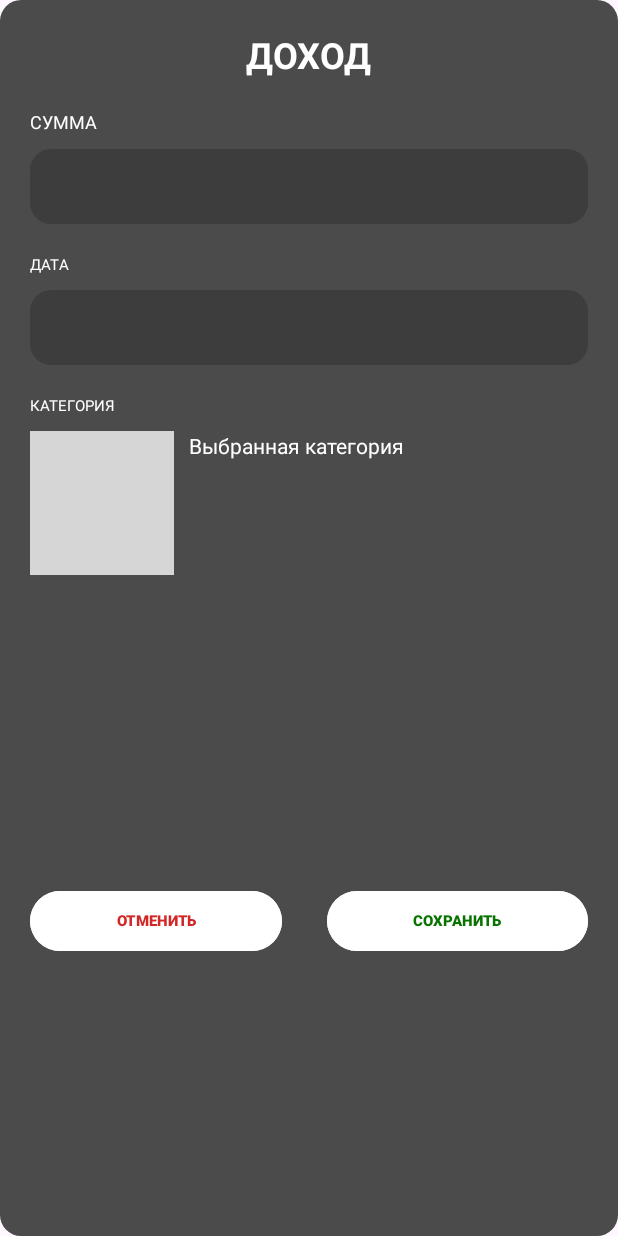
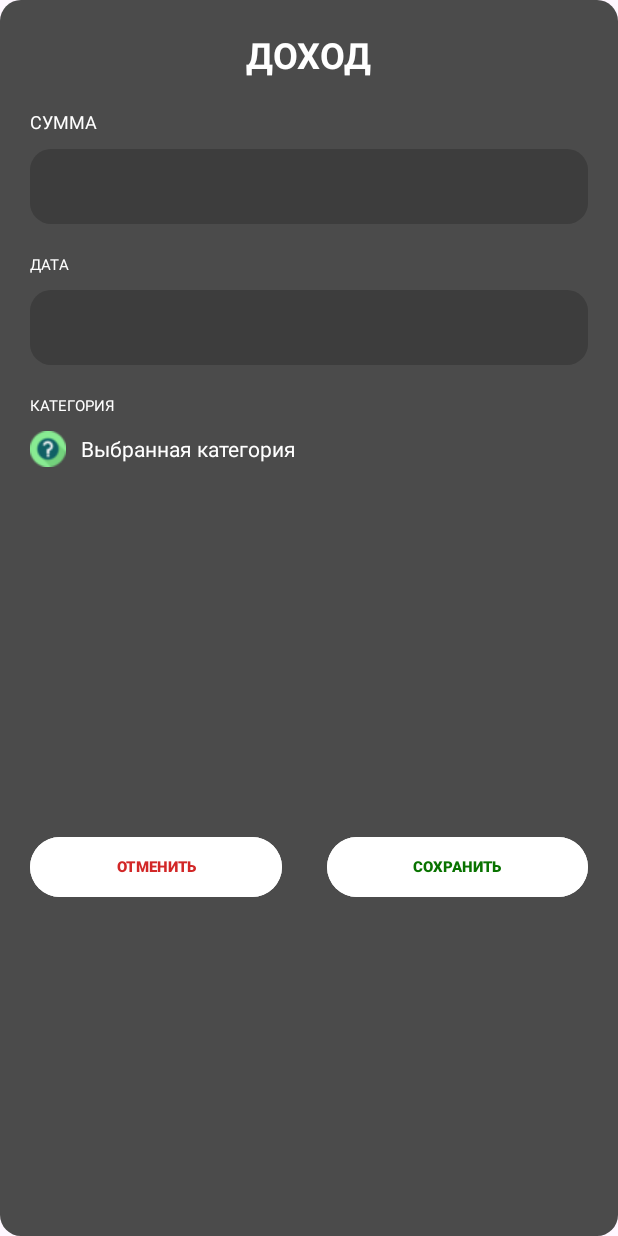
Before and after one commit to ne0masha/finsaver_app, an Android app: the layout fragment_transaction.xml on its own in the app's theme, with its tools: preview values and no code run, on a phone screen of 412 x 824 dp. Run offline under Robolectric (Android 15) with nearby library versions, the phone set to English and light mode, and no system bars; grey boxes are pictures that could not be loaded.

Commit message:
Add category field in transaction fragment

```diff
--- a/app/src/main/res/layout/fragment_transaction.xml
+++ b/app/src/main/res/layout/fragment_transaction.xml
@@ -127,18 +127,22 @@
 
         <!--Контейнер для кнопки категории (иконка+текст)-->
         <LinearLayout
+            android:id="@+id/CategoryButton"
             android:layout_width="wrap_content"
             android:layout_height="wrap_content"
-            android:layout_marginTop="10dp">
+            android:layout_marginTop="10dp"
+            android:gravity="center_vertical">
 
+            <!--Иконка-->
             <ImageView
                 android:id="@+id/iconCategory"
                 android:layout_width="wrap_content"
                 android:layout_height="wrap_content"
                 android:layout_marginEnd="10dp"
-                android:src="@drawable/your_image"
-                android:clickable="true"
-                android:background="@drawable/image_button_selector" />
+                app:srcCompat="@drawable/question_mark"
+
+                android:scaleType="centerCrop"
+                android:layout_gravity="left"/>
 
 
             <TextView
```
Also changed, not shown: app/src/main/res/drawable-mdpi/clothes.png (added), app/src/main/res/drawable-mdpi/entertaiments.png (added), app/src/main/res/drawable-mdpi/fastfood.png (added), app/src/main/res/drawable-mdpi/food.png (added), app/src/main/res/drawable-mdpi/gifts.png (added), app/src/main/res/drawable-mdpi/health.png (added), app/src/main/res/drawable-mdpi/home.png (added), app/src/main/res/drawable-mdpi/home_appliances.png (added), app/src/main/res/drawable-mdpi/ic_delete.png (deleted), app/src/main/res/drawable-mdpi/internet_services.png (added), app/src/main/res/drawable-mdpi/investment.png (added), app/src/main/res/drawable-mdpi/question_mark.png (added), app/src/main/res/drawable-mdpi/resoraunt.png (added), app/src/main/res/drawable-mdpi/salary.png (added), 3 more files.
